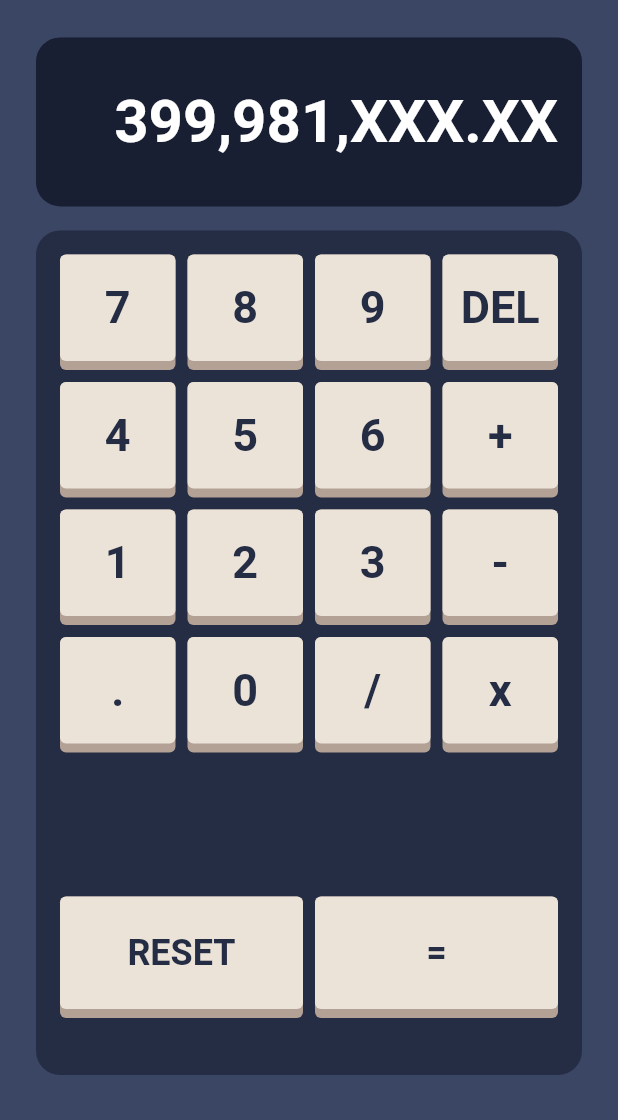
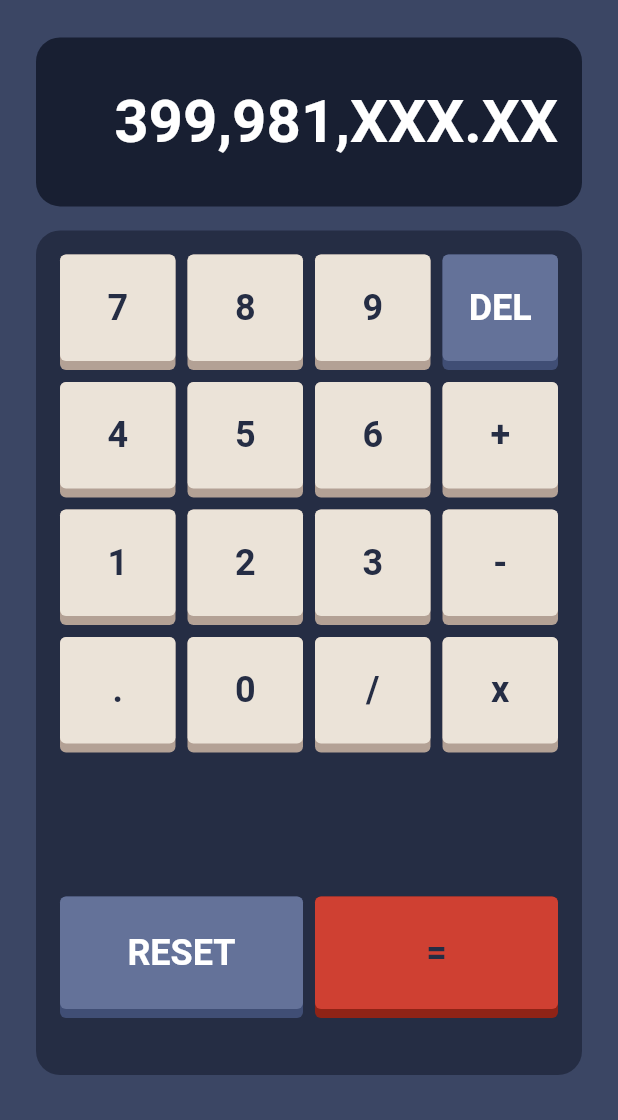
Before and after one commit to mangelsr/flutter_calc, a Flutter app: the screen it shows after launch, on a phone screen of 412 x 824 dp, the part 116-1236 px from its top. Run offline on Flutter 3.47's test engine with Material 2 defaults, Android fonts, the phone set to English and light mode, and no system bars.

Commit message:
[ADD]: PadButton widget, [UPD]: NunPad widget now use created PadButton

```diff
--- a/lib/widgets/num_pad.dart
+++ b/lib/widgets/num_pad.dart
@@ -1,4 +1,6 @@
 import 'package:flutter/material.dart';
+
+import 'package:flutter_calc/widgets/pad_button.dart';
 
 class NumPad extends StatelessWidget {
   const NumPad({Key? key}) : super(key: key);
@@ -43,35 +45,25 @@ class NumPad extends StatelessWidget {
                 crossAxisCount: 4,
                 mainAxisSpacing: 8,
                 crossAxisSpacing: 8,
-                children: buttons
-                    .map((String e) => Stack(
-                          children: [
-                            Container(
-                              decoration: BoxDecoration(
-                                color: const Color(0XFFB3A195),
-                                borderRadius: BorderRadius.circular(4),
-                              ),
-                            ),
-                            Container(
-                              margin: const EdgeInsets.only(bottom: 6),
-                              decoration: BoxDecoration(
-                                color: const Color(0XFFEBE3D8),
-                                borderRadius: BorderRadius.circular(4),
-                              ),
-                              child: Center(
-                                child: Text(
-                                  e,
-                                  style: const TextStyle(
-                                    fontSize: 30,
-                                    fontWeight: FontWeight.bold,
-                                    color: Color(0XFF252D44),
-                                  ),
-                                ),
-                              ),
-                            ),
-                          ],
-                        ))
-                    .toList(),
+                children: buttons.map(
+                  (String e) {
+                    if (e == 'DEL') {
+                      return PadButton(
+                        color: const Color(0XFF647299),
+                        shadowColor: const Color(0XFF404E75),
+                        text: e,
+                        textColor: Colors.white,
+                      );
+                    } else {
+                      return PadButton(
+                        color: const Color(0XFFEBE3D8),
+                        shadowColor: const Color(0XFFB3A195),
+                        text: e,
+                        textColor: const Color(0XFF252D44),
+                      );
+                    }
+                  },
+                ).toList(),
               ),
             ),
             const SizedBox(height: 16),
@@ -83,37 +75,25 @@ class NumPad extends StatelessWidget {
                 mainAxisSpacing: 8,
                 crossAxisSpacing: 8,
                 childAspectRatio: 2,
-                children: buttons2
-                    .map(
-                      (String e) => Stack(
-                        children: [
-                          Container(
-                            decoration: BoxDecoration(
-                              color: const Color(0XFFB3A195),
-                              borderRadius: BorderRadius.circular(4),
-                            ),
-                          ),
-                          Container(
-                            decoration: BoxDecoration(
-                              color: const Color(0XFFEBE3D8),
-                              borderRadius: BorderRadius.circular(4),
-                            ),
-                            margin: const EdgeInsets.only(bottom: 6),
-                            child: Center(
-                              child: Text(
-                                e,
-                                style: const TextStyle(
-                                  fontSize: 24,
-                                  fontWeight: FontWeight.bold,
-                                  color: Color(0XFF252D44),
-                                ),
-                              ),
-                            ),
-                          ),
-                        ],
-                      ),
-                    )
-                    .toList(),
+                children: buttons2.map(
+                  (String e) {
+                    if (e == 'RESET') {
+                      return PadButton(
+                        color: const Color(0XFF647299),
+                        shadowColor: const Color(0XFF404E75),
+                        text: e,
+                        textColor: Colors.white,
+                      );
+                    } else {
+                      return PadButton(
+                        color: const Color(0XFFCF4032),
+                        shadowColor: const Color(0XFF8F2316),
+                        text: e,
+                        textColor: const Color(0XFF252D44),
+                      );
+                    }
+                  },
+                ).toList(),
               ),
             ),
           ],
--- /dev/null
+++ b/lib/widgets/pad_button.dart
@@ -0,0 +1,47 @@
+import 'package:flutter/material.dart';
+
+class PadButton extends StatelessWidget {
+  final Color color;
+  final Color shadowColor;
+  final String text;
+  final Color textColor;
+
+  const PadButton({
+    Key? key,
+    required this.color,
+    required this.shadowColor,
+    required this.text,
+    required this.textColor,
+  }) : super(key: key);
+
+  @override
+  Widget build(BuildContext context) {
+    return Stack(
+      children: [
+        Container(
+          decoration: BoxDecoration(
+            color: shadowColor,
+            borderRadius: BorderRadius.circular(4),
+          ),
+        ),
+        Container(
+          decoration: BoxDecoration(
+            color: color,
+            borderRadius: BorderRadius.circular(4),
+          ),
+          margin: const EdgeInsets.only(bottom: 6),
+          child: Center(
+            child: Text(
+              text,
+              style: TextStyle(
+                fontSize: 24,
+                fontWeight: FontWeight.bold,
+                color: textColor,
+              ),
+            ),
+          ),
+        ),
+      ],
+    );
+  }
+}
```
